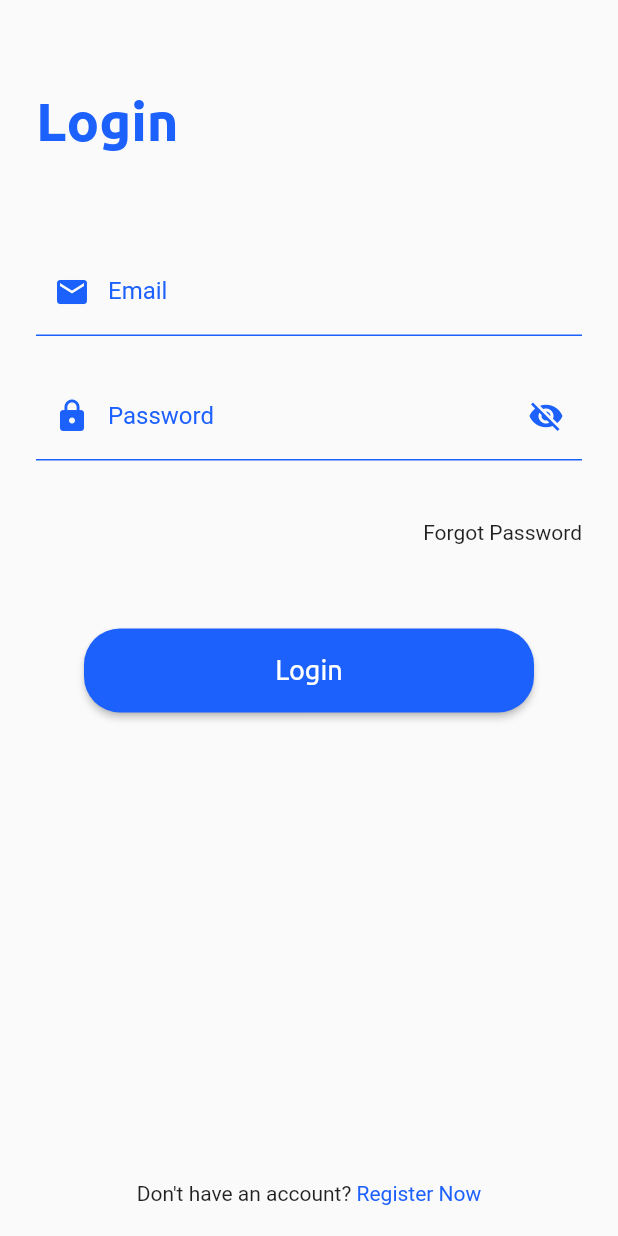
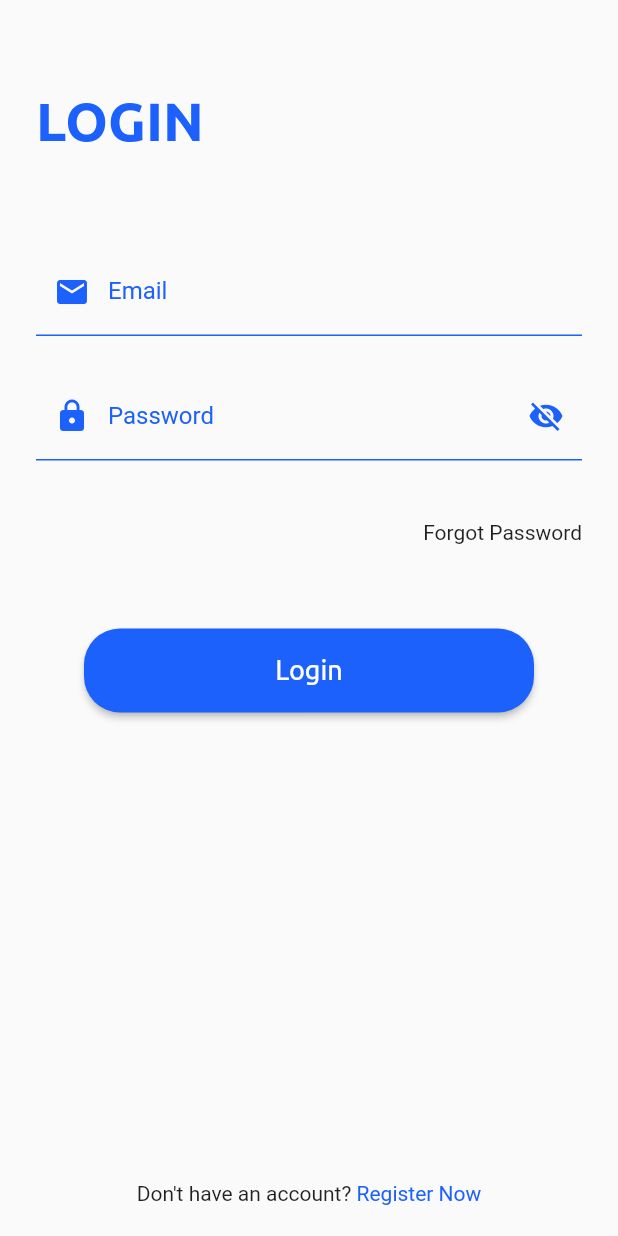
Before and after one commit to LapanganKita/LapanganKita-User, a Flutter app: the loginScreen screen opened directly, on a phone screen of 412 x 824 dp. Run offline on Flutter 3.47's test engine with Material 2 defaults, Android fonts, the phone set to English and light mode, and no system bars; project files that could hold a hidden picture were left out.

Commit message:
implement heading text component

```diff
--- a/lib/screen/login_screen.dart
+++ b/lib/screen/login_screen.dart
@@ -1,6 +1,7 @@
 import 'package:flutter/material.dart';
 import 'package:lapangankita_user/screen/register_screen.dart';
 import 'package:lapangankita_user/components/navbar.dart';
+import 'package:lapangankita_user/components/heading_text.dart';
 
 class loginScreen extends StatefulWidget {
   @override
@@ -24,16 +25,14 @@ class _loginScreenState extends State<loginScreen> {
           Column(
             children: [
               Container(
-                  alignment: Alignment.topLeft,
-                  margin: EdgeInsets.only(top: 60, left: 24),
-                  child: Text(
-                    "Login",
-                    style: TextStyle(
-                        fontSize: 36,
-                        fontFamily: "Ubuntu",
-                        fontWeight: FontWeight.bold,
-                        color: Color.fromARGB(255, 29, 97, 252)),
-                  )),
+                alignment: Alignment.topLeft,
+                margin: EdgeInsets.only(top: 60, left: 24),
+                child: HeadingText.withColor(
+                  "LOGIN",
+                  36,
+                  Color.fromARGB(255, 29, 97, 252),
+                ),
+              ),
               Container(
                 margin: EdgeInsets.only(top: 64, left: 24, right: 24),
                 child: TextFormField(
```
Also changed, not shown: lib/screen/register_screen.dart (+9 -10 lines).
